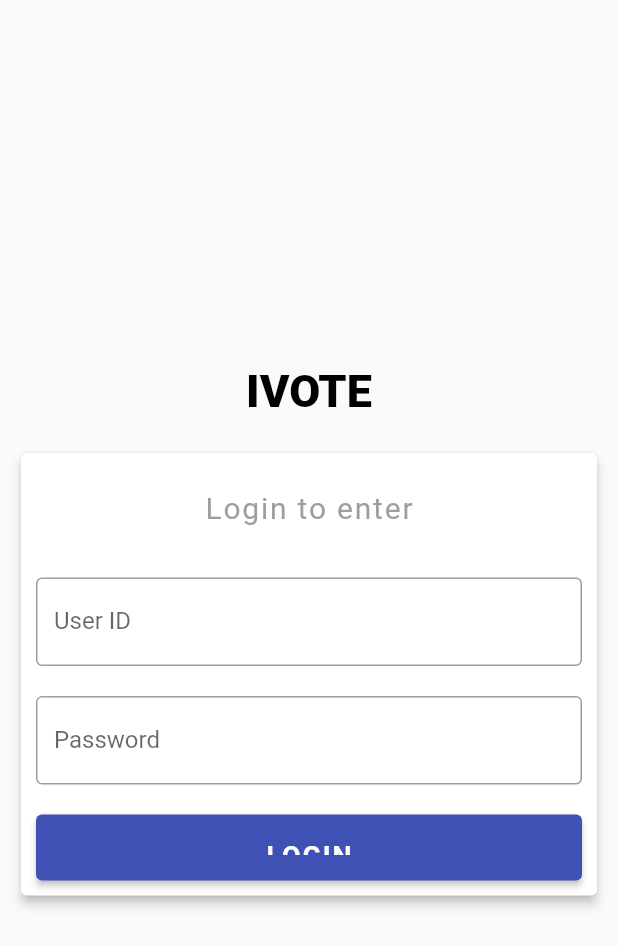
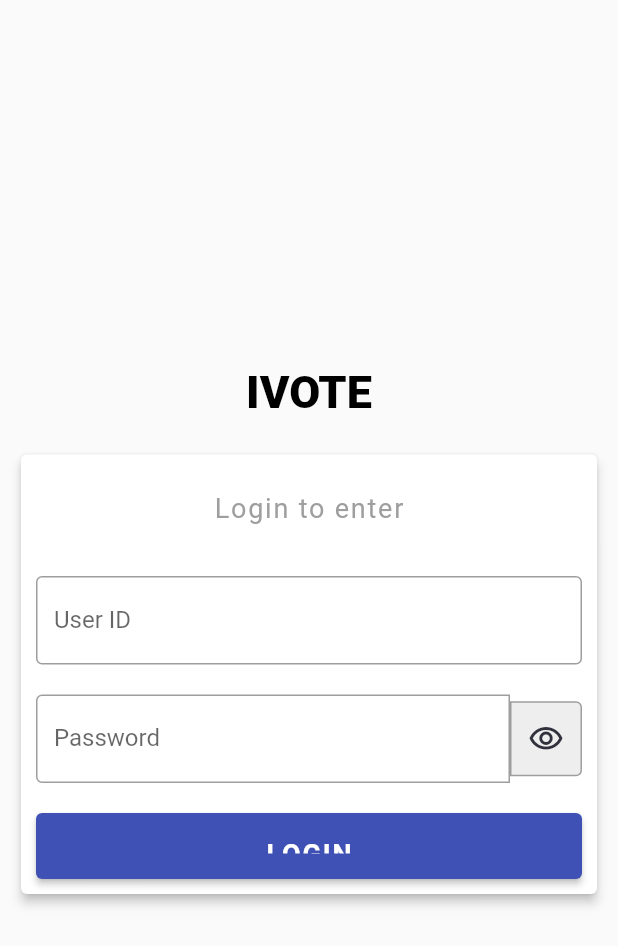
Before and after one commit to abdulrazakshaikh/ivote, a Flutter app: the screen it shows after launch, on a phone screen of 412 x 824 dp. Shown: the top 946 px of the screen. Run offline on Flutter 3.47's test engine with Material 2 defaults, Android fonts, the phone set to English and light mode, and no system bars; our stand-ins replace google_fonts; Roboto replaces fonts that are missing (Source Sans Pro).

Commit message:
Add files via upload

```diff
--- a/lib/ui/login.dart
+++ b/lib/ui/login.dart
@@ -14,6 +14,18 @@ class Login extends StatefulWidget {
 
 
 class _LoginState extends State<Login> with TickerProviderStateMixin{
+
+ bool _obscureText = true;
+
+  // String _password;
+
+  // Toggles the password show status
+  void _toggle() {
+    setState(() {
+      _obscureText = !_obscureText;
+    });
+  }
+
 
   TextEditingController nameController = TextEditingController();
   TextEditingController passwordController = TextEditingController();
@@ -43,16 +55,16 @@ class _LoginState extends State<Login> with TickerProviderStateMixin{
                   Container(
                       alignment: Alignment.center,
                       padding: EdgeInsets.symmetric(vertical: 25),
-                      child: const Text(
+                      child: Text(
                         'Login to enter',
-                        style: TextStyle(fontSize: 20, letterSpacing: 1.2, fontWeight: FontWeight.w400, color: Colors.grey),
+                        style: TextStyle(fontSize: 18, letterSpacing: 1.2, fontWeight: FontWeight.w400, color: Colors.grey),
                       ),
                   ),
                   Container(
                     padding: EdgeInsets.all(10),
                     child: TextField(
                       controller: nameController,
-                      decoration: const InputDecoration(
+                      decoration: InputDecoration(
                         border: OutlineInputBorder(),
                         labelText: 'User ID',
                       ),
@@ -60,13 +72,48 @@ class _LoginState extends State<Login> with TickerProviderStateMixin{
                   ),
                           Container(
                             padding: EdgeInsets.all(10),
-                    child: TextField(
-                      obscureText: true,
+                            child: Row(
+                              children: [
+                                Expanded(
+                                  child: TextFormField(
                                     controller: passwordController,
                                     decoration: InputDecoration(
-                        border: OutlineInputBorder(),
+                                      border: OutlineInputBorder(
+                                        borderRadius: BorderRadius.only(
+                                          topLeft: Radius.circular(4),
+                                          bottomLeft: Radius.circular(4),
+                                          topRight: Radius.circular(0),
+                                          bottomRight: Radius.circular(0)
+                                        )
+                                      ),
                                       labelText: 'Password',
                                     ),
+                                    obscureText: _obscureText,
+                                  ),
+                                ),
+                                Container(
+                                  height: 50, width: 48,
+                                  decoration: BoxDecoration(
+                                    borderRadius: BorderRadius.only(
+                                      topLeft: Radius.circular(0),
+                                      bottomLeft: Radius.circular(0),
+                                      topRight: Radius.circular(4),
+                                      bottomRight: Radius.circular(4)
+                                    ),
+                                    border: Border.all(width: 1, color: Colors.grey),
+                                    color: Colors.grey[200],
+
+                                  ),
+                                  child: TextButton(
+                                    onPressed: _toggle,
+                                    style: TextButton.styleFrom(
+                                      primary: Theme.of(context).colorScheme.primary,
+                                      padding: EdgeInsets.zero,
+                                    ),
+                                    child: Icon(_obscureText ? Icons.visibility_outlined : Icons.visibility_off_outlined, color: Color(0xFF31313D)),
+                                  ),
+                                ),
+                              ],
                             ),
                           ),
                   Container(
```
Lines whose indentation alone changed are shown as unchanged.
